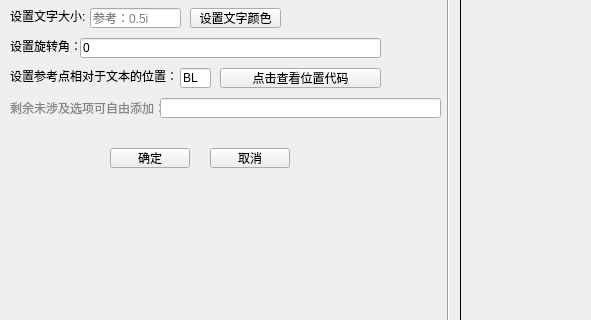
This is gmt_pstext.ui in CovMat/GMT-mini-GUI as Qt 5 draws it before an edit; both pictures show x 0 to 591 and y 152 to 472 of the 1000 by 600 pixel window. The edited form follows.
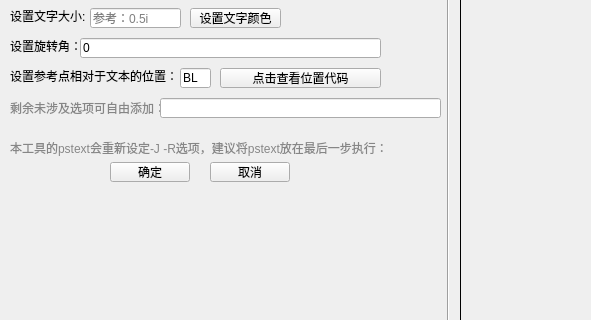
This is the edited form.

Patch:
```diff
--- a/gmt_pstext.ui
+++ b/gmt_pstext.ui
@@ -306,7 +306,7 @@
    <property name="geometry">
     <rect>
      <x>210</x>
-     <y>300</y>
+     <y>314</y>
      <width>80</width>
      <height>20</height>
     </rect>
@@ -319,7 +319,7 @@
    <property name="geometry">
     <rect>
      <x>110</x>
-     <y>300</y>
+     <y>314</y>
      <width>80</width>
      <height>20</height>
     </rect>
@@ -328,6 +328,19 @@
     <string>确定</string>
    </property>
   </widget>
+  <widget class="QLabel" name="label_11">
+   <property name="geometry">
+    <rect>
+     <x>10</x>
+     <y>290</y>
+     <width>431</width>
+     <height>21</height>
+    </rect>
+   </property>
+   <property name="text">
+    <string>&lt;html&gt;&lt;head/&gt;&lt;body&gt;&lt;p&gt;&lt;span style=&quot; color:#868686;&quot;&gt;本工具的pstext会重新设定-J -R选项，建议将pstext放在最后一步执行：&lt;/span&gt;&lt;/p&gt;&lt;/body&gt;&lt;/html&gt;</string>
+   </property>
+  </widget>
  </widget>
  <tabstops>
   <tabstop>position</tabstop>
```
